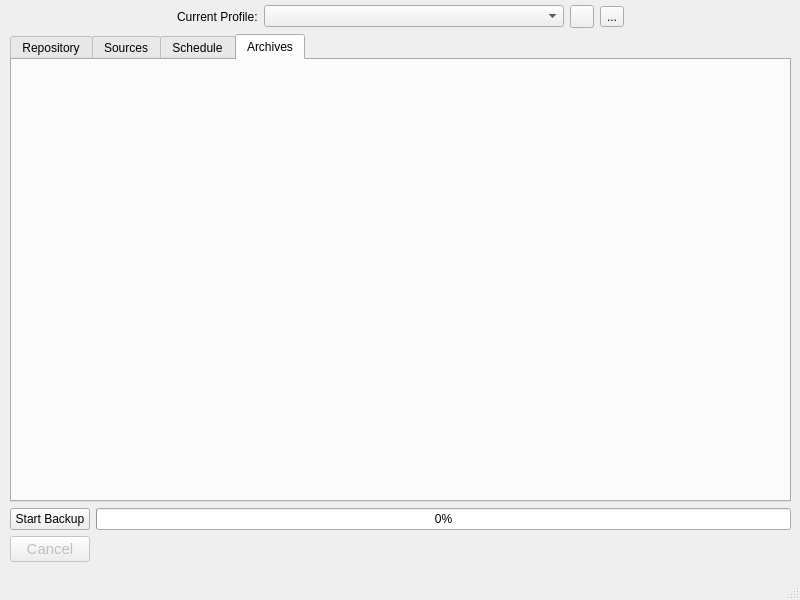
This is src/vorta/assets/UI/mainwindow.ui in borgbase/vorta as Qt 5 draws it before an edit. The edited form follows.
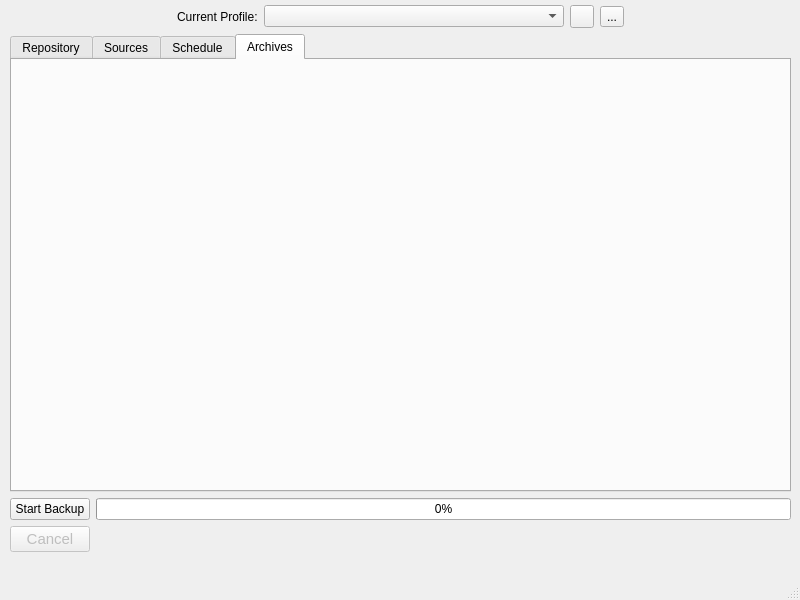
This is the edited form. Icons and pictures are not drawn.

Patch:
```diff
--- a/src/vorta/assets/UI/mainwindow.ui
+++ b/src/vorta/assets/UI/mainwindow.ui
@@ -181,7 +181,7 @@
          <property name="minimumSize">
           <size>
            <width>0</width>
-           <height>35</height>
+           <height>45</height>
           </size>
          </property>
          <property name="font">
```
